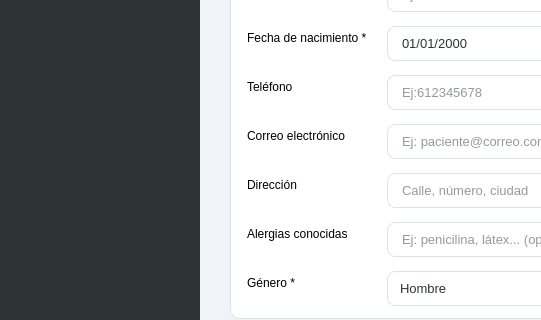
Old version of the form src/vista/Ui/VistaAdministrativo.ui in the repository hgarcg04/software-engineering; both pictures show x 0 to 541 and y 332 to 652 of the 1200 by 800 pixel window.
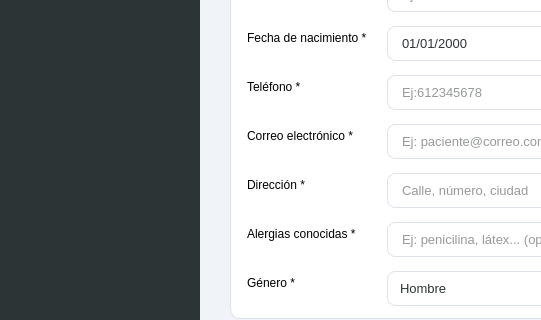
New version of the form. The open tabs and pages were chosen to show the change.

```diff
--- a/src/vista/Ui/VistaAdministrativo.ui
+++ b/src/vista/Ui/VistaAdministrativo.ui
@@ -772,7 +772,7 @@
              </item>
              <item row="5" column="0">
               <widget class="QLabel" name="lbl_f_telefono">
-               <property name="text"><string>Teléfono</string></property>
+               <property name="text"><string>Teléfono *</string></property>
                <property name="class" stdset="0"><string>formLabel</string></property>
               </widget>
              </item>
@@ -783,7 +783,7 @@
              </item>
              <item row="6" column="0">
               <widget class="QLabel" name="lbl_f_email">
-               <property name="text"><string>Correo electrónico</string></property>
+               <property name="text"><string>Correo electrónico *</string></property>
                <property name="class" stdset="0"><string>formLabel</string></property>
               </widget>
              </item>
@@ -794,7 +794,7 @@
              </item>
              <item row="7" column="0">
               <widget class="QLabel" name="lbl_f_direccion">
-               <property name="text"><string>Dirección</string></property>
+               <property name="text"><string>Dirección *</string></property>
                <property name="class" stdset="0"><string>formLabel</string></property>
               </widget>
              </item>
@@ -805,7 +805,7 @@
              </item>
              <item row="8" column="0">
               <widget class="QLabel" name="lbl_f_alergias">
-               <property name="text"><string>Alergias conocidas</string></property>
+               <property name="text"><string>Alergias conocidas *</string></property>
                <property name="class" stdset="0"><string>formLabel</string></property>
               </widget>
              </item>
```
